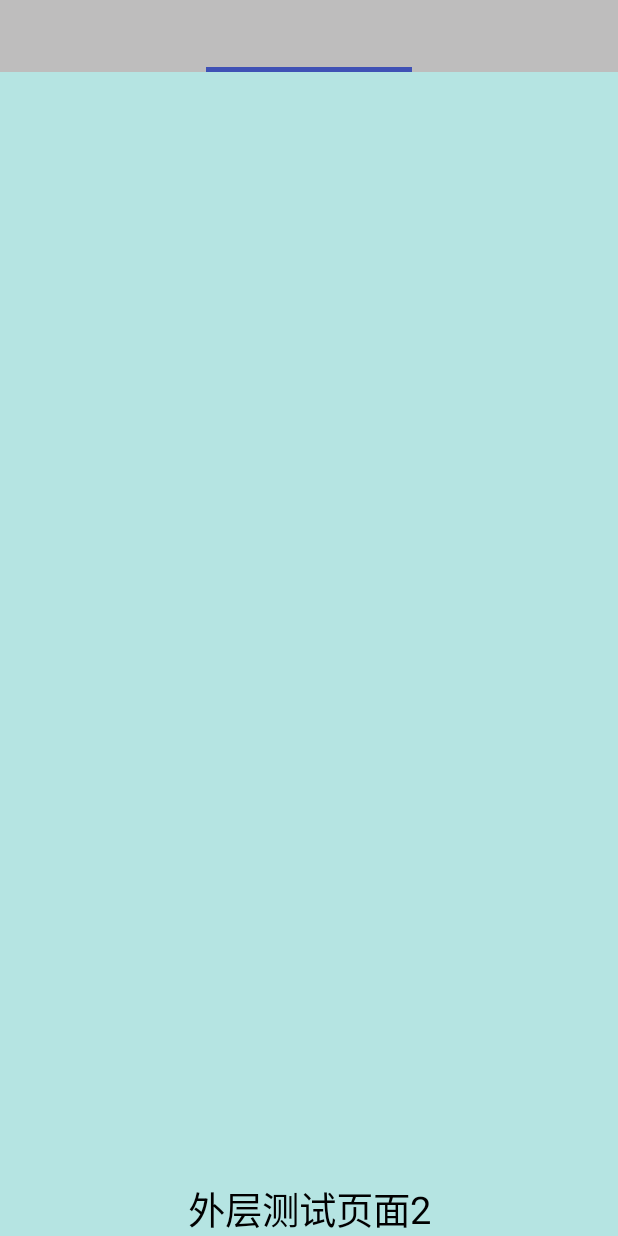
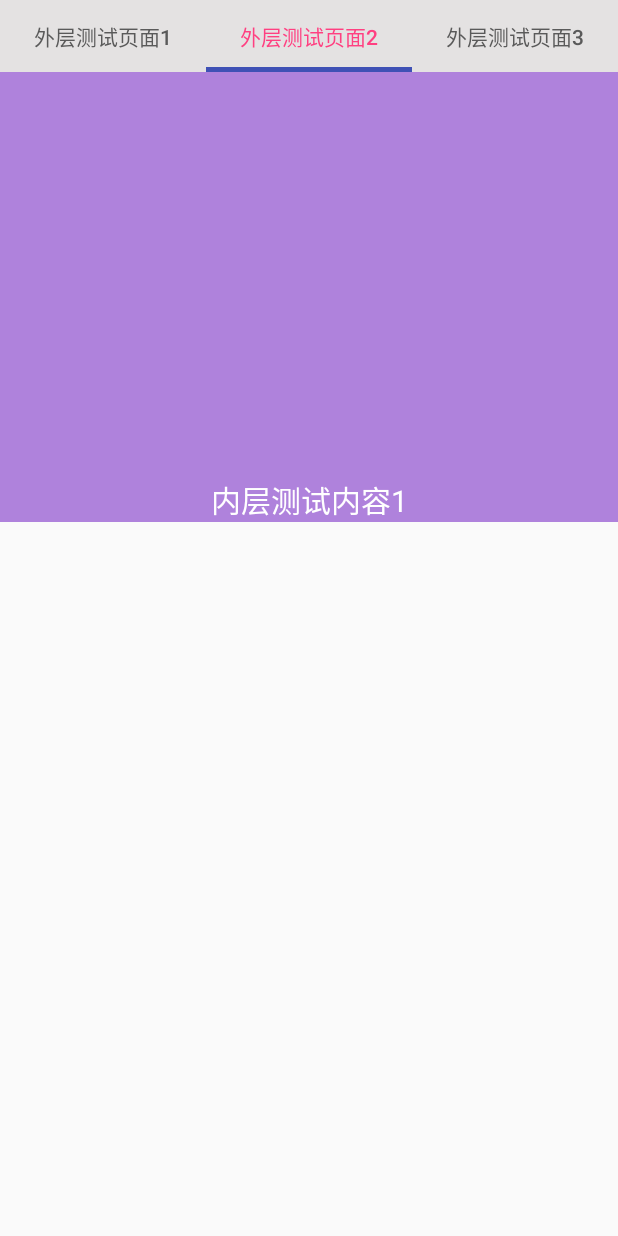
Before and after one commit to chenguitang/viewpagerdemo, an Android app: the screen it shows after launch (MainActivity), tab 2 chosen, on a phone screen of 412 x 824 dp. Run offline under Robolectric (Android 15) with nearby library versions, the phone set to English and light mode, and no system bars; our stand-ins replace ButterKnife.

Commit message:
内嵌viewpager测试

```diff
--- /dev/null
+++ b/src/main/java/com/posin/viewpager/adapter/InsideViewpagerAdapter.java
@@ -0,0 +1,62 @@
+package com.posin.viewpager.adapter;
+
+import android.content.Context;
+import android.graphics.Color;
+import android.support.v4.app.FragmentManager;
+import android.support.v4.view.PagerAdapter;
+import android.support.v4.view.ViewPager;
+import android.view.Gravity;
+import android.view.View;
+import android.view.ViewGroup;
+import android.widget.LinearLayout;
+import android.widget.TextView;
+
+/**
+ * FileName: InsideViewpagerAdapter
+ * Author: Greetty
+ * Time: 2018/11/27 17:00
+ * Desc: TODO
+ */
+public class InsideViewpagerAdapter extends PagerAdapter {
+
+
+    private Context context;
+    private String[] mContent;
+
+    public InsideViewpagerAdapter(Context context, String[] mContent) {
+        this.context = context;
+        this.mContent = mContent;
+    }
+
+    @Override
+    public int getCount() {
+        return mContent.length;
+    }
+
+    @Override
+    public boolean isViewFromObject(View view, Object object) {
+        return view == object;
+    }
+
+    @Override
+    public Object instantiateItem(ViewGroup container, int position) {
+        TextView textView = new TextView(context);
+        textView.setText(mContent[position]);
+        textView.setTextSize(20);
+        textView.setTextColor(Color.parseColor("#ffffff"));
+        textView.setBackgroundColor(Color.parseColor("#AF82DC"));
+        textView.setGravity(Gravity.CENTER_HORIZONTAL | Gravity.BOTTOM);
+
+        LinearLayout.LayoutParams layoutParams = new LinearLayout.LayoutParams(
+                LinearLayout.LayoutParams.MATCH_PARENT, 50);
+        textView.setLayoutParams(layoutParams);
+        container.addView(textView);
+        return textView;
+
+    }
+
+    @Override
+    public void destroyItem(ViewGroup container, int position, Object object) {
+        container.removeView((View) object);
+    }
+}
--- a/src/main/java/com/posin/viewpager/adapter/ViewpagerAdapter.java
+++ b/src/main/java/com/posin/viewpager/adapter/ViewpagerAdapter.java
@@ -5,6 +5,7 @@ import android.support.v4.app.FragmentManager;
 import android.support.v4.app.FragmentPagerAdapter;
 
 import com.posin.viewpager.fragment.ViewPagerFragment;
+import com.posin.viewpager.fragment.ViewPagerFragment2;
 
 /**
  * FileName: ViewpagerAdapter
@@ -22,7 +23,8 @@ public class ViewpagerAdapter extends FragmentPagerAdapter {
 
     @Override
     public Fragment getItem(int position) {
-
+        if (position==1)
+            return ViewPagerFragment2.newInstance(mPageTitle[position]);
         return ViewPagerFragment.newInstance(mPageTitle[position]);
     }
 
@@ -33,7 +35,7 @@ public class ViewpagerAdapter extends FragmentPagerAdapter {
 
     @Override
     public CharSequence getPageTitle(int position) {
-        return super.getPageTitle(position);
+        return mPageTitle[position];
     }
 
 }
--- /dev/null
+++ b/src/main/java/com/posin/viewpager/fragment/ViewPagerFragment2.java
@@ -0,0 +1,59 @@
+package com.posin.viewpager.fragment;
+
+import android.graphics.Color;
+import android.os.Bundle;
+import android.support.annotation.Nullable;
+import android.support.v4.app.Fragment;
+import android.support.v4.view.ViewPager;
+import android.view.Gravity;
+import android.view.LayoutInflater;
+import android.view.View;
+import android.view.ViewGroup;
+import android.widget.LinearLayout;
+import android.widget.TextView;
+
+import com.posin.viewpager.R;
+import com.posin.viewpager.adapter.InsideViewpagerAdapter;
+
+import butterknife.BindView;
+import butterknife.ButterKnife;
+
+/**
+ * FileName: ViewPagerFragment
+ * Author: Greetty
+ * Time: 2018/11/27 15:47
+ * Desc: TODO
+ */
+public class ViewPagerFragment2 extends Fragment {
+
+    @BindView(R.id.vp_fragment)
+    ViewPager vpFragment;
+
+
+    public static ViewPagerFragment2 newInstance(String title) {
+        ViewPagerFragment2 fragment = new ViewPagerFragment2();
+
+        return fragment;
+    }
+
+
+    @Nullable
+    @Override
+    public View onCreateView(LayoutInflater inflater, @Nullable ViewGroup container,
+                             @Nullable Bundle savedInstanceState) {
+        View view = inflater.inflate(R.layout.fragmen_viewpager, container, false);
+        ButterKnife.bind(this, view);
+
+
+        vpFragment.setAdapter(new InsideViewpagerAdapter(
+                getContext(), new String[]{"内层测试内容1", "内层测试内容2", "内层测试内容3"}));
+
+        return view;
+    }
+
+    @Override
+    public void onActivityCreated(@Nullable Bundle savedInstanceState) {
+        super.onActivityCreated(savedInstanceState);
+
+    }
+}
--- a/src/main/res/layout/activity_main.xml
+++ b/src/main/res/layout/activity_main.xml
@@ -15,8 +15,8 @@
         app:tabIndicatorColor="@color/colorPrimary"
         app:tabIndicatorHeight="3dp"
         app:tabMode="fixed"
+        app:tabMaxWidth="0dp"
         app:tabGravity="fill"
-        app:tabMinWidth="20dp"
         app:tabSelectedTextColor="@color/colorAccent"
         app:tabTextColor="#5a5a5a" />
 
--- /dev/null
+++ b/src/main/res/layout/fragmen_viewpager.xml
@@ -0,0 +1,12 @@
+<?xml version="1.0" encoding="utf-8"?>
+<LinearLayout xmlns:android="http://schemas.android.com/apk/res/android"
+    android:orientation="vertical" android:layout_width="match_parent"
+    android:layout_height="match_parent">
+
+    <android.support.v4.view.ViewPager
+        android:id="@+id/vp_fragment"
+        android:layout_width="match_parent"
+        android:background="#ded667"
+        android:layout_height="300dp"/>
+
+</LinearLayout>
--- a/src/main/res/values/colors.xml
+++ b/src/main/res/values/colors.xml
@@ -5,6 +5,6 @@
     <color name="colorAccent">#FF4081</color>
 
     <color name="tab_text_color">#5b5a5a</color>
-    <color name="tab_background_color">#bebdbd</color>
-    <color name="test_color">#b5e4e2</color>
+    <color name="tab_background_color">#e4e2e2</color>
+    <color name="test_color">#af82dc</color>
 </resources>
```
